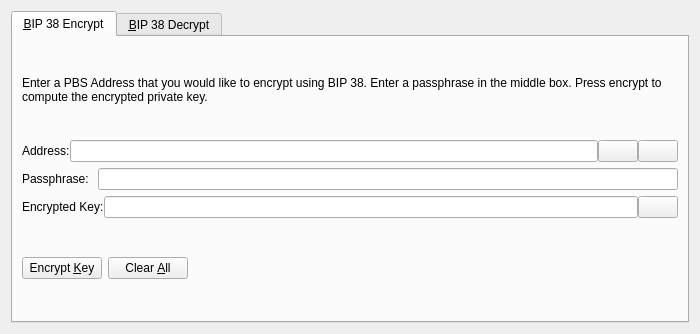
Qt form src/qt/forms/bip38tooldialog.ui (SlateTeam/SlatechainCore) before a commit.
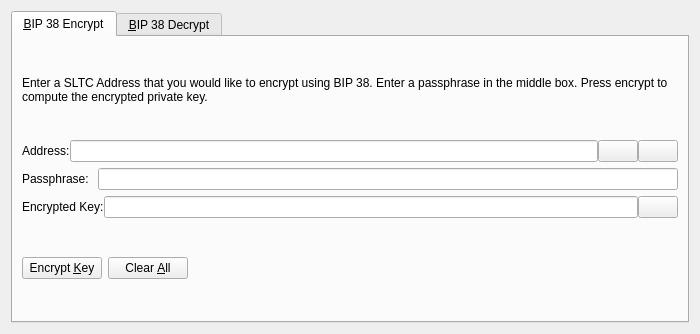
The same form after that commit. The open tabs and pages were chosen to show the change. Icons and pictures are not drawn. Custom widgets are drawn as their Qt base class.

Diff of the .ui file:
```diff
--- a/src/qt/forms/bip38tooldialog.ui
+++ b/src/qt/forms/bip38tooldialog.ui
@@ -30,7 +30,7 @@
        <item>
         <widget class="QLabel" name="infoLabel_ENC">
          <property name="text">
-          <string>Enter a PBS Address that you would like to encrypt using BIP 38. Enter a passphrase in the middle box. Press encrypt to compute the encrypted private key.</string>
+          <string>Enter a SLTC Address that you would like to encrypt using BIP 38. Enter a passphrase in the middle box. Press encrypt to compute the encrypted private key.</string>
          </property>
          <property name="textFormat">
           <enum>Qt::PlainText</enum>
```
Left out of the diff: 24 changed lines with no effect on the pictures.
